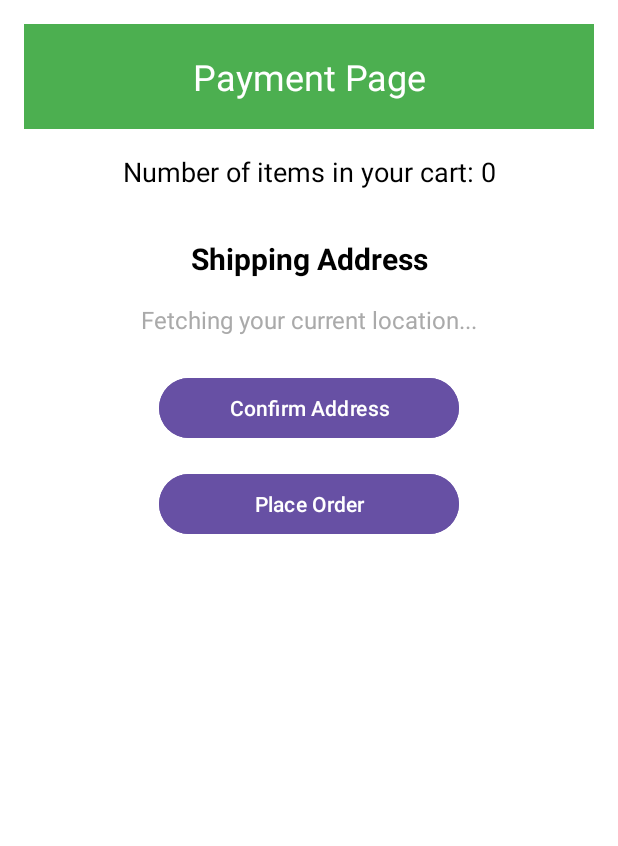
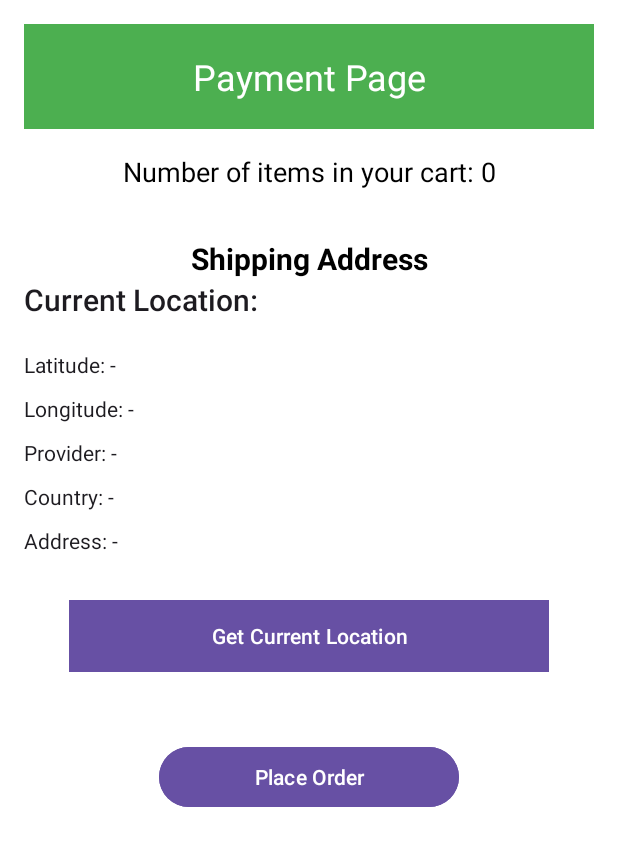
Before and after one commit to vamsikrishna143225/FRESH-CART, an Android app: the PlaceorderActivity screen opened directly, with no data from a screen before it, on a phone screen of 412 x 824 dp. Shown: the top 846 px of the screen. Run offline under Robolectric (Android 15) with nearby library versions, the phone set to English and light mode, and no system bars.

Commit message:
Fresh Cart is an Android-based mobile application designed to provide users with a seamless and intuitive online shopping experience for fresh fruits, vegetables, and other groceries. The app allows users to browse a variety of items, add them to their cart, and proceed with a smooth checkout process. With an easy-to-use interface, real-time location services, and personalized features, Fresh Cart aims to simplify grocery shopping and enhance the user experience.

```diff
--- a/app/src/main/java/com/example/freshcart/PlaceorderActivity.kt
+++ b/app/src/main/java/com/example/freshcart/PlaceorderActivity.kt
@@ -1,15 +1,22 @@
 package com.example.freshcart
 
 import android.Manifest
+import android.annotation.SuppressLint
 import android.content.Intent
 import android.content.pm.PackageManager
+import android.location.Address
 import android.location.Geocoder
 import android.location.Location
+import android.net.Uri
 import android.os.Bundle
+import android.view.View
 import android.widget.TextView
 import android.widget.Button
+import android.widget.Toast
 import androidx.appcompat.app.AppCompatActivity
 import androidx.core.app.ActivityCompat
+import androidx.core.location.LocationManagerCompat.getCurrentLocation
+import androidx.fragment.app.Fragment
 import com.google.android.gms.location.FusedLocationProviderClient
 import com.google.android.gms.location.LocationServices
 import java.util.Locale
@@ -17,6 +24,16 @@ import java.util.Locale
 class PlaceorderActivity : AppCompatActivity() {
 
     private lateinit var fusedLocationClient: FusedLocationProviderClient
+    private val LOCATION_PERMISSION_REQ_CODE = 1000;
+    private var latitude: Double = 0.0
+    private var longitude: Double = 0.0
+    private lateinit var btGetLocation:Button
+    private lateinit var btOpenMap:Button
+    private lateinit var tvLatitude:TextView
+    private lateinit var tvLongitude:TextView
+    private lateinit var tvProvider:TextView
+    private lateinit var tvCountry:TextView
+    private lateinit var tvAddress:TextView
 
     override fun onCreate(savedInstanceState: Bundle?) {
         super.onCreate(savedInstanceState)
@@ -29,39 +46,104 @@ class PlaceorderActivity : AppCompatActivity() {
         val itemCountTextView = findViewById<TextView>(R.id.item_count_text_view)
         itemCountTextView.text = "Number of items in your cart: $itemCount"
 
-        fusedLocationClient = LocationServices.getFusedLocationProviderClient(this)
-        val locationText = findViewById<TextView>(R.id.location_text)
-        val confirmButton = findViewById<Button>(R.id.confirm_button)
         val finalButton = findViewById<Button>(R.id.btnf)
 
-        // Check permissions
-        if (ActivityCompat.checkSelfPermission(this, Manifest.permission.ACCESS_FINE_LOCATION) != PackageManager.PERMISSION_GRANTED) {
-            ActivityCompat.requestPermissions(this, arrayOf(Manifest.permission.ACCESS_FINE_LOCATION), 1)
-        } else {
-            fetchLocation(locationText)
+
+        finalButton.setOnClickListener {
+            loadFragment(FinalFragment())
         }
 
-        finalButton.setOnClickListener {
-            // Handle confirmation logic
-            val intent = Intent(this, FinalActivity::class.java)
-            startActivity(intent)
+        btGetLocation = findViewById(R.id.btGetLocation)
+        btOpenMap=findViewById(R.id.btOpenMap)
+        tvLatitude=findViewById(R.id.tvLatitude)
+        tvLongitude=findViewById(R.id.tvLongitude)
+        tvProvider=findViewById(R.id.tvProvider)
+        tvCountry=findViewById(R.id.tvCountry)
+        tvAddress=findViewById(R.id.tvAddress)
+
+        fusedLocationClient = LocationServices.getFusedLocationProviderClient(this)
+        btGetLocation.setOnClickListener {
+            getCurrentLocation()
+        }
+        btOpenMap.setOnClickListener {
+            openMap()
+        }
+
+
+    }
+
+    private fun loadFragment(fragment: Fragment) {
+        supportFragmentManager.beginTransaction()
+            .replace(android.R.id.content, fragment) // Replaces the root view of the activity
+            .addToBackStack(null) // Allows navigating back to PlaceorderActivity
+            .commit()
+    }
+
+    override fun onBackPressed() {
+        if (supportFragmentManager.backStackEntryCount > 0) {
+            supportFragmentManager.popBackStack() // Handle fragment back navigation
+        } else {
+            super.onBackPressed()
         }
     }
 
-    private fun fetchLocation(locationText: TextView) {
-        fusedLocationClient.lastLocation.addOnSuccessListener { location: Location? ->
-            if (location != null) {
+    private fun getCurrentLocation() {
+// checking location permission
+        if (ActivityCompat.checkSelfPermission(this,
+                Manifest.permission.ACCESS_FINE_LOCATION) !=
+            PackageManager.PERMISSION_GRANTED) {
+// request permission
+            ActivityCompat.requestPermissions(this,
+                arrayOf(Manifest.permission.ACCESS_FINE_LOCATION),
+                LOCATION_PERMISSION_REQ_CODE);
+            return
+        }
+        fusedLocationClient.lastLocation
+            .addOnSuccessListener { location ->
+// getting the last known or current location
                 val geocoder = Geocoder(this, Locale.getDefault())
-                val addresses = geocoder.getFromLocation(location.latitude, location.longitude, 1)
-                if (addresses != null && addresses.isNotEmpty()) {
-                    val address = addresses[0].getAddressLine(0)
-                    locationText.text = "Your Address: $address"
+                val list: List<Address> =
+                    geocoder.getFromLocation(location.latitude, location.longitude,
+                        1) as List<Address>
+
+                latitude = list[0].latitude
+                longitude = list[0].longitude
+
+                tvLatitude.text = "Latitude: ${list[0].latitude}"
+                tvLongitude.text = "Longitude: ${list[0].longitude}"
+                tvProvider.text = "Provider: ${location.provider}"
+                tvCountry.text="Country: ${list[0].countryName}"
+                tvAddress.text="Address: ${list[0].getAddressLine(0)}"
+
+                btOpenMap.visibility = View.VISIBLE
+            }
+            .addOnFailureListener {
+                Toast.makeText(this, "Failed on getting current location",
+                    Toast.LENGTH_SHORT).show()
+            }
+    }
+    @SuppressLint("MissingSuperCall")
+    override fun onRequestPermissionsResult(
+        requestCode: Int, permissions: Array<out String>, grantResults: IntArray
+    ) {
+        when (requestCode) {
+            LOCATION_PERMISSION_REQ_CODE -> {
+                if (grantResults.isNotEmpty() &&
+                    grantResults[0] == PackageManager.PERMISSION_GRANTED) {
+// permission granted
                 } else {
-                    locationText.text = "Unable to fetch address"
+// permission denied
+                    Toast.makeText(this, "You need to grant " +
+                            "permission to access location",
+                        Toast.LENGTH_SHORT).show()
                 }
-            } else {
-                locationText.text = "Location not found"
             }
         }
     }
+    private fun openMap() {
+        val uri = Uri.parse("geo:${latitude},${longitude}")
+        val mapIntent = Intent(Intent.ACTION_VIEW, uri)
+        mapIntent.setPackage("com.google.android.apps.maps")
+        startActivity(mapIntent)
+    }
 }
--- a/app/src/main/res/layout/activity_placeorder.xml
+++ b/app/src/main/res/layout/activity_placeorder.xml
@@ -40,28 +40,78 @@
         android:textStyle="bold"
         android:textColor="@android:color/black" />
 
-    <!-- Fetched Address TextView -->
     <TextView
-        android:id="@+id/location_text"
         android:layout_width="match_parent"
         android:layout_height="wrap_content"
-        android:text="Fetching your current location..."
-        android:textSize="16sp"
-        android:textColor="@android:color/darker_gray"
-        android:padding="8dp"
-        android:gravity="center"
-        android:layout_marginTop="8dp" />
+        android:textAppearance="@style/TextAppearance.AppCompat.Title"
+        android:text="Current Location:"
+        />
 
-    <!-- Confirm Address Button -->
+    <TextView
+        android:id="@+id/tvLatitude"
+        android:layout_width="match_parent"
+        android:layout_height="wrap_content"
+        android:textAppearance="@style/TextAppearance.AppCompat.Body1"
+        android:layout_marginTop="20dp"
+        android:text="Latitude: -"
+        />
+
+    <TextView
+        android:id="@+id/tvLongitude"
+        android:layout_width="match_parent"
+        android:layout_height="wrap_content"
+        android:textAppearance="@style/TextAppearance.AppCompat.Body1"
+        android:layout_marginTop="10dp"
+        android:text="Longitude: -"
+        />
+
+    <TextView
+        android:id="@+id/tvProvider"
+        android:layout_width="match_parent"
+        android:layout_height="wrap_content"
+        android:textAppearance="@style/TextAppearance.AppCompat.Body1"
+        android:layout_marginTop="10dp"
+        android:text="Provider: -"
+        />
+
+    <TextView
+        android:id="@+id/tvCountry"
+        android:layout_width="match_parent"
+        android:layout_height="wrap_content"
+        android:textAppearance="@style/TextAppearance.AppCompat.Body1"
+        android:layout_marginTop="10dp"
+        android:text="Country: -"
+        />
+
+    <TextView
+        android:id="@+id/tvAddress"
+        android:layout_width="match_parent"
+        android:layout_height="wrap_content"
+        android:textAppearance="@style/TextAppearance.AppCompat.Body1"
+        android:layout_marginTop="10dp"
+        android:text="Address: -"
+        />
+
     <Button
-        android:id="@+id/confirm_button"
-        android:layout_width="200dp"
+        android:id="@+id/btOpenMap"
+        android:layout_width="wrap_content"
         android:layout_height="wrap_content"
-        android:text="Confirm Address"
-        android:layout_marginTop="16dp"
-        android:backgroundTint="?attr/colorPrimary"
+        android:layout_marginTop="30dp"
+        android:background="#007145"
+        android:text="Open Map"
+        android:textColor="@color/black"
+        android:visibility="gone" />
+
+    <Button
+        android:id="@+id/btGetLocation"
+        android:layout_width="match_parent"
+        android:layout_height="wrap_content"
+        android:background="#FB0000"
+        android:layout_margin="30dp"
+        android:text="Get Current Location"
         android:textColor="@android:color/white"
-        android:layout_gravity="center" />
+        android:layout_alignParentBottom="true"
+        android:layout_marginTop="50dp"/>
 
     <!-- Place Order Button -->
     <Button
--- a/app/src/main/res/values/strings.xml
+++ b/app/src/main/res/values/strings.xml
@@ -2,4 +2,6 @@
     <string name="app_name">FreshCart</string>
     <string name="navigation_drawer_open">open\n</string>
     <string name="navigation_drawer_close">close</string>
+    <!-- TODO: Remove or change this placeholder text -->
+    <string name="hello_blank_fragment">Hello blank fragment</string>
 </resources>
```
Also changed, not shown: app/src/main/java/com/example/freshcart/FinalFragment.kt (added, +17 -0 lines), app/src/main/res/layout/fragment_final.xml (added, +25 -0 lines).
